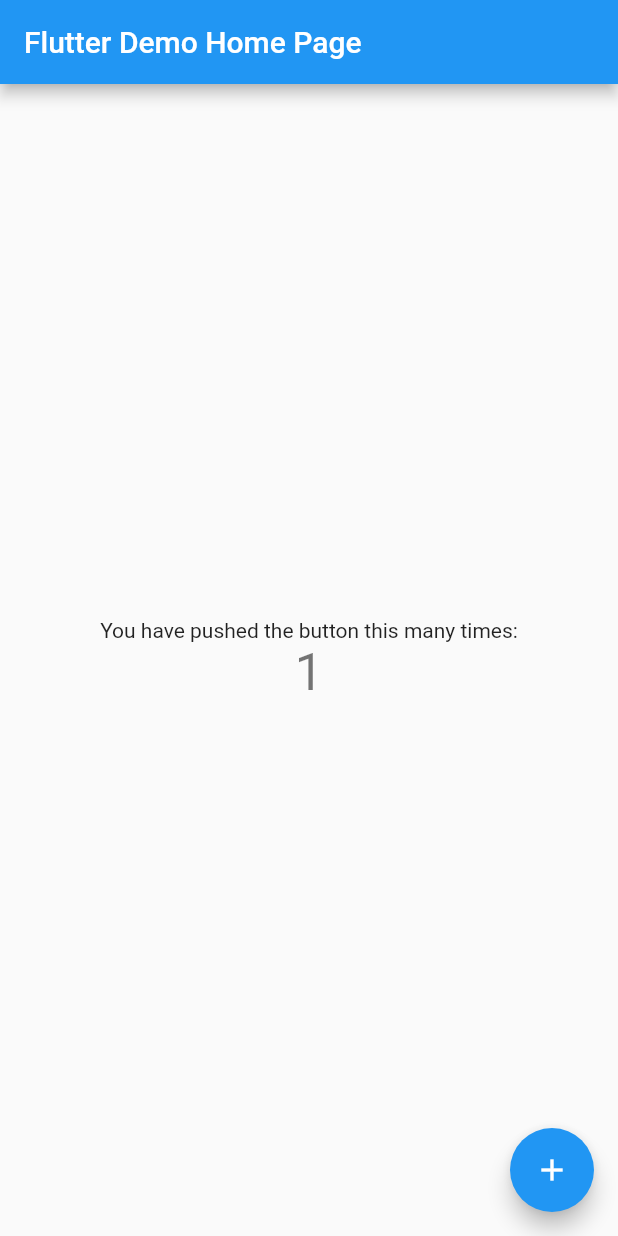
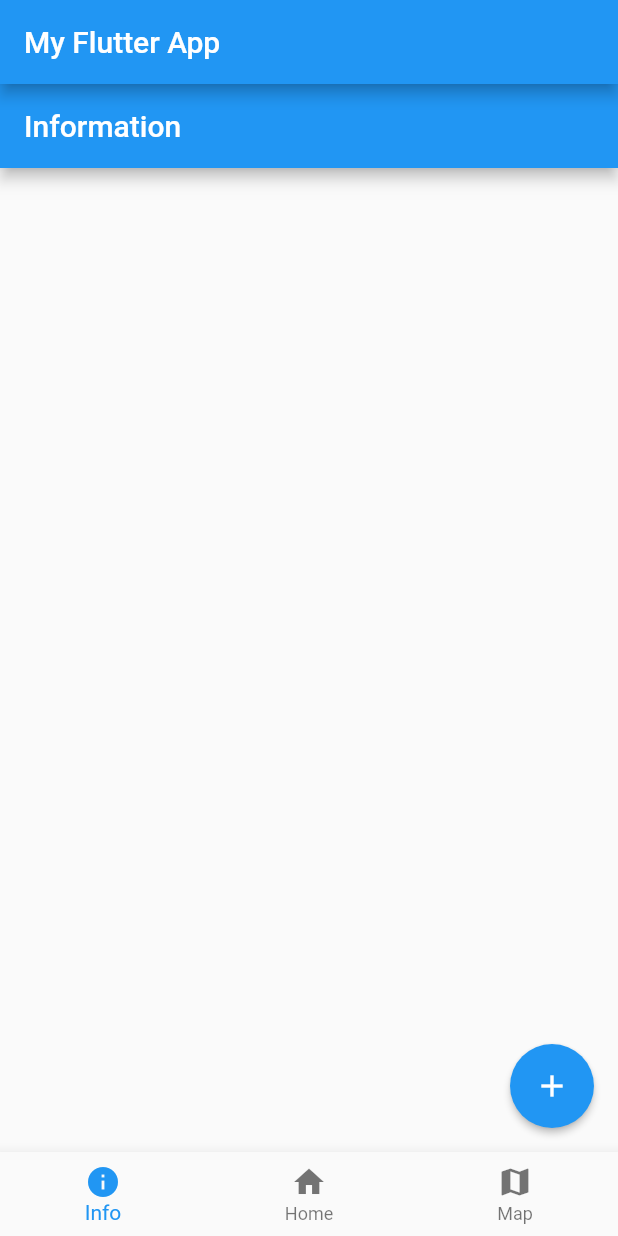
Before and after one commit to GMc96/original_climate, a Flutter app: the screen it shows after launch, after a tap on the "add" icon, on a phone screen of 412 x 824 dp. Run offline on Flutter 3.47's test engine with Material 2 defaults, Android fonts, the phone set to English and light mode, and no system bars.

Commit message:
Navigation almost working

```diff
--- /dev/null
+++ b/lib/home.dart
@@ -0,0 +1,56 @@
+import 'package:flutter/material.dart';
+import 'Info.dart';
+import 'maps.dart';
+import 'placeholder_widget.dart';
+
+class Home extends StatefulWidget {
+  const Home({Key? key}) : super(key: key);
+
+  @override
+  State createState() {
+    return _HomeState();
+  }
+}
+
+class _HomeState extends State {
+  int _currentIndex = 0;
+  final List _children = [Info(), Home(), Maps()];
+  @override
+  Widget build(BuildContext context) {
+    return Scaffold(
+      appBar: AppBar(
+        title: const Text('My Flutter App'),
+      ),
+      floatingActionButtonLocation: FloatingActionButtonLocation.endFloat,
+      floatingActionButton: FloatingActionButton(
+        onPressed: () {},
+        tooltip: 'Increment',
+        child: Icon(Icons.add),
+        elevation: 2.0,
+      ),
+      body: _children[_currentIndex],
+      bottomNavigationBar: BottomNavigationBar(
+        onTap: onTabTapped, // new
+        currentIndex:
+            _currentIndex, // this will be set when a new tab is tapped
+        items: const [
+          BottomNavigationBarItem(
+            icon: Icon(Icons.info),
+            label: ('Info'),
+          ),
+          BottomNavigationBarItem(
+            icon: Icon(Icons.home),
+            label: ('Home'),
+          ),
+          BottomNavigationBarItem(icon: Icon(Icons.map), label: ('Map'))
+        ],
+      ),
+    );
+  }
+
+  void onTabTapped(int index) {
+    setState(() {
+      _currentIndex = index;
+    });
+  }
+}
--- /dev/null
+++ b/lib/info.dart
@@ -0,0 +1,12 @@
+import 'package:flutter/material.dart';
+
+class Info extends StatelessWidget {
+  @override
+  Widget build(BuildContext context) {
+    return Scaffold(
+      appBar: AppBar(
+        title: const Text('Information'),
+      ),
+    );
+  }
+}
--- a/lib/main.dart
+++ b/lib/main.dart
@@ -1,115 +1,16 @@
 import 'package:flutter/material.dart';
+import 'home.dart';
 
-void main() {
-  runApp(const MyApp());
-}
+void main() => runApp(const MyApp());
 
 class MyApp extends StatelessWidget {
   const MyApp({Key? key}) : super(key: key);
 
-  // This widget is the root of your application.
   @override
   Widget build(BuildContext context) {
-    return MaterialApp(
-      title: 'Flutter Demo',
-      theme: ThemeData(
-        // This is the theme of your application.
-        //
-        // Try running your application with "flutter run". You'll see the
-        // application has a blue toolbar. Then, without quitting the app, try
-        // changing the primarySwatch below to Colors.green and then invoke
-        // "hot reload" (press "r" in the console where you ran "flutter run",
-        // or simply save your changes to "hot reload" in a Flutter IDE).
-        // Notice that the counter didn't reset back to zero; the application
-        // is not restarted.
-        primarySwatch: Colors.blue,
-      ),
-      home: const MyHomePage(title: 'Flutter Demo Home Page'),
+    return const MaterialApp(
+      title: 'My Flutter App',
+      home: Home(),
     );
   }
 }
-
-class MyHomePage extends StatefulWidget {
-  const MyHomePage({Key? key, required this.title}) : super(key: key);
-
-  // This widget is the home page of your application. It is stateful, meaning
-  // that it has a State object (defined below) that contains fields that affect
-  // how it looks.
-
-  // This class is the configuration for the state. It holds the values (in this
-  // case the title) provided by the parent (in this case the App widget) and
-  // used by the build method of the State. Fields in a Widget subclass are
-  // always marked "final".
-
-  final String title;
-
-  @override
-  State<MyHomePage> createState() => _MyHomePageState();
-}
-
-class _MyHomePageState extends State<MyHomePage> {
-  int _counter = 0;
-
-  void _incrementCounter() {
-    setState(() {
-      // This call to setState tells the Flutter framework that something has
-      // changed in this State, which causes it to rerun the build method below
-      // so that the display can reflect the updated values. If we changed
-      // _counter without calling setState(), then the build method would not be
-      // called again, and so nothing would appear to happen.
-      _counter++;
-    });
-  }
-
-  @override
-  Widget build(BuildContext context) {
-    // This method is rerun every time setState is called, for instance as done
-    // by the _incrementCounter method above.
-    //
-    // The Flutter framework has been optimized to make rerunning build methods
-    // fast, so that you can just rebuild anything that needs updating rather
-    // than having to individually change instances of widgets.
-    return Scaffold(
-      appBar: AppBar(
-        // Here we take the value from the MyHomePage object that was created by
-        // the App.build method, and use it to set our appbar title.
-        title: Text(widget.title),
-      ),
-      body: Center(
-        // Center is a layout widget. It takes a single child and positions it
-        // in the middle of the parent.
-        child: Column(
-          // Column is also a layout widget. It takes a list of children and
-          // arranges them vertically. By default, it sizes itself to fit its
-          // children horizontally, and tries to be as tall as its parent.
-          //
-          // Invoke "debug painting" (press "p" in the console, choose the
-          // "Toggle Debug Paint" action from the Flutter Inspector in Android
-          // Studio, or the "Toggle Debug Paint" command in Visual Studio Code)
-          // to see the wireframe for each widget.
-          //
-          // Column has various properties to control how it sizes itself and
-          // how it positions its children. Here we use mainAxisAlignment to
-          // center the children vertically; the main axis here is the vertical
-          // axis because Columns are vertical (the cross axis would be
-          // horizontal).
-          mainAxisAlignment: MainAxisAlignment.center,
-          children: <Widget>[
-            const Text(
-              'You have pushed the button this many times:',
-            ),
-            Text(
-              '$_counter',
-              style: Theme.of(context).textTheme.headline4,
-            ),
-          ],
-        ),
-      ),
-      floatingActionButton: FloatingActionButton(
-        onPressed: _incrementCounter,
-        tooltip: 'Increment',
-        child: const Icon(Icons.add),
-      ), // This trailing comma makes auto-formatting nicer for build methods.
-    );
-  }
-}
--- /dev/null
+++ b/lib/maps.dart
@@ -0,0 +1,12 @@
+import 'package:flutter/material.dart';
+
+class Maps extends StatelessWidget {
+  @override
+  Widget build(BuildContext context) {
+    return Scaffold(
+      appBar: AppBar(
+        title: const Text('Maps'),
+      ),
+    );
+  }
+}
--- /dev/null
+++ b/lib/placeholder_widget.dart
@@ -0,0 +1,14 @@
+import 'package:flutter/material.dart';
+
+class PlaceholderWidget extends StatelessWidget {
+  final Color color;
+
+  PlaceholderWidget(this.color);
+
+  @override
+  Widget build(BuildContext context) {
+    return Container(
+      color: color,
+    );
+  }
+}
--- a/pubspec.yaml
+++ b/pubspec.yaml
@@ -34,6 +34,7 @@ dependencies:
   # The following adds the Cupertino Icons font to your application.
   # Use with the CupertinoIcons class for iOS style icons.
   cupertino_icons: ^1.0.2
+  charts_flutter: ^0.12.0
 
 dev_dependencies:
   flutter_test:
```
Also changed, not shown: pubspec.lock, 2 other files.
